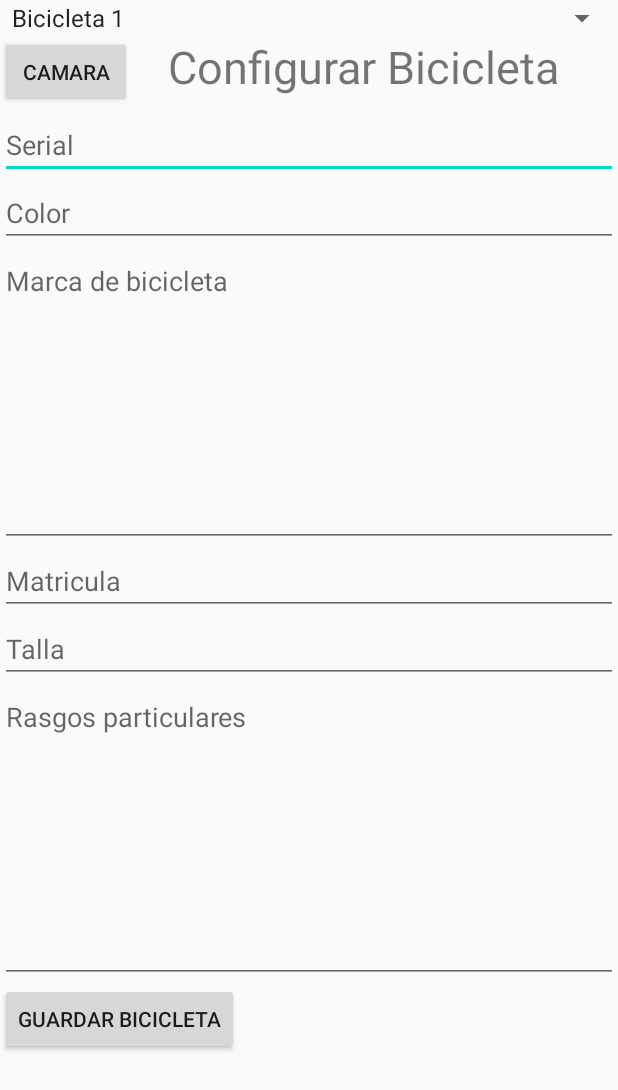
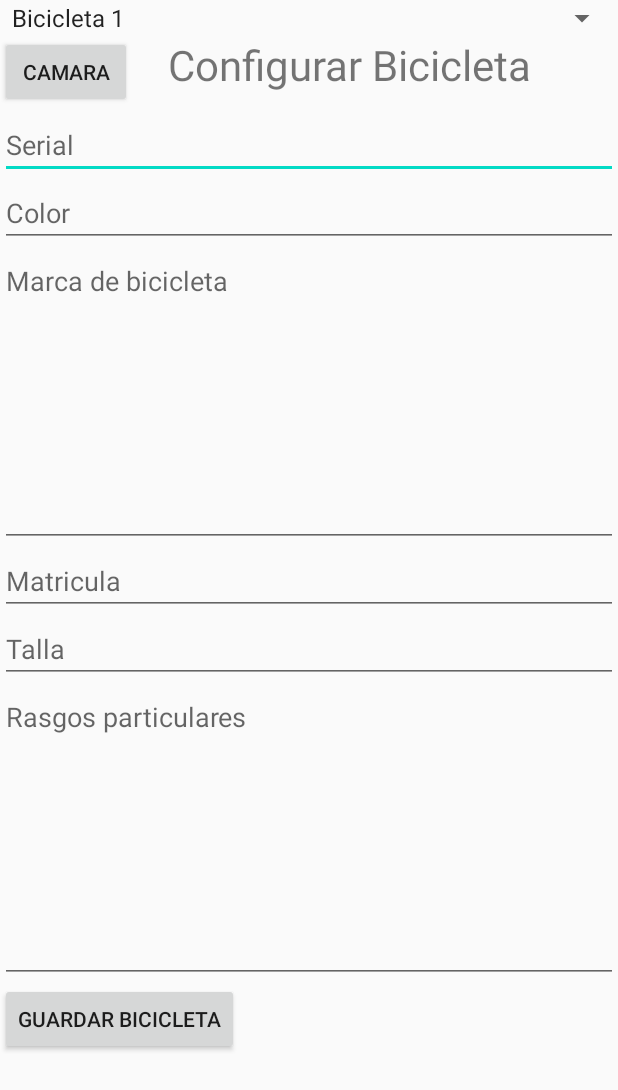
Before and after one commit to estebancasas9817/SecureBike, an Android app: the ConfiguracionBicicleta screen opened directly, with no data from a screen before it, on a phone screen of 412 x 824 dp. Shown: the top 1090 px of the screen. Run offline under Robolectric (Android 15) with nearby library versions, the phone set to English and light mode, and no system bars.

Commit message:
primer commit pedro 2 - 8

```diff
--- a/app/src/main/res/layout/activity_configuracion_bicicleta.xml
+++ b/app/src/main/res/layout/activity_configuracion_bicicleta.xml
@@ -28,7 +28,7 @@
         android:id="@+id/configurarBicicletaLetrero"
         android:layout_width="300dp"
         android:layout_height="50dp"
-        android:textSize="30dp"
+        android:textSize="28dp"
         android:text="Configurar Bicicleta"
         android:layout_below="@id/Bicicletas"
         android:layout_alignRight="@id/Bicicletas"
```
